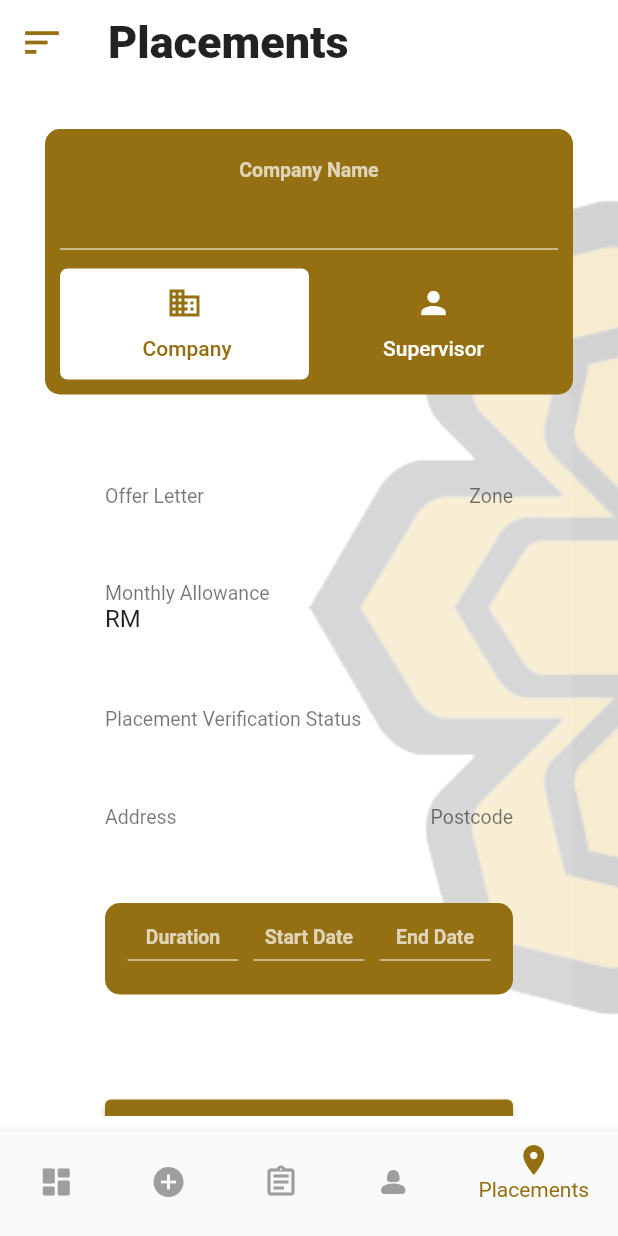
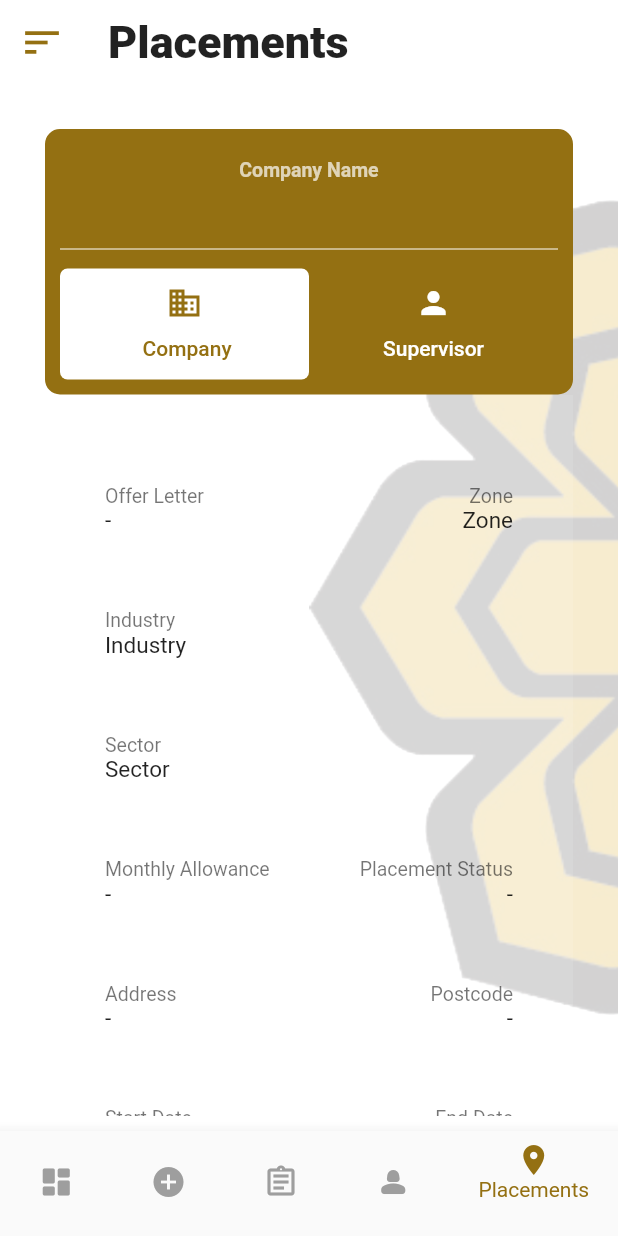
Before and after one commit to KhadijahArizal/Student, a Flutter app: the Placements screen opened by its route, on a phone screen of 412 x 824 dp. Run offline on Flutter 3.47's test engine with Material 2 defaults, Android fonts, the phone set to English and light mode, and no system bars; our stand-ins replace file_picker; missing offline and left inert: country_flags; Roboto replaces fonts that are missing (Futura).

Commit message:
company.dart

```diff
--- a/lib/LayerTwo/Tab/company.dart
+++ b/lib/LayerTwo/Tab/company.dart
@@ -1,154 +1,167 @@
 import 'package:flutter/material.dart';
 import 'package:student/LayerTwo/Tab/edit/companyForm.dart';
 
-class Company extends StatelessWidget {
+class Company extends StatefulWidget {
+  const Company({
+    Key? key,
+    this.company,
+    this.letter,
+    this.zone,
+    this.monthlyA,
+    this.status,
+    this.address,
+    this.postcode,
+    this.duration,
+    this.start,
+    this.end,
+  }) : super(key: key);
+
+  final String? company,letter,zone,monthlyA,status,address,postcode,duration,start,end;
+
+  @override
+  _CompanyState createState() => _CompanyState();
+}
+
+class _CompanyState extends State<Company> {
+  late TextEditingController company =
+      TextEditingController(text: widget.company ?? '-');
+  late TextEditingController letter =
+      TextEditingController(text: widget.letter ?? '-');
+  late TextEditingController zone =
+      TextEditingController(text: widget.zone ?? '-');
+  late TextEditingController monthlyA =
+      TextEditingController(text: widget.monthlyA ?? '-');
+  late TextEditingController status =
+      TextEditingController(text: widget.status ?? '-');
+  late TextEditingController address =
+      TextEditingController(text: widget.address ?? '-');
+  late TextEditingController postcode =
+      TextEditingController(text: widget.postcode ?? '-');
+  late TextEditingController duration =
+      TextEditingController(text: widget.duration ?? '-');
+  late TextEditingController start =
+      TextEditingController(text: widget.status ?? '-');
+  late TextEditingController end =
+      TextEditingController(text: widget.status ?? '-');
+
+  @override
+  void initState() {
+    super.initState();
+    company = TextEditingController(text: widget.company ?? '-');
+    letter = TextEditingController(text: widget.letter ?? '-');
+    zone = TextEditingController(text: widget.zone ?? '-');
+    monthlyA = TextEditingController(text: widget.monthlyA ?? '-');
+    status = TextEditingController(text: widget.monthlyA ?? '-');
+    address = TextEditingController(text: widget.address ?? '-');
+    postcode = TextEditingController(text: widget.postcode ?? '-');
+    duration = TextEditingController(text: widget.duration ?? '-');
+    start = TextEditingController(text: widget.start ?? '-');
+    end = TextEditingController(text: widget.end ?? '-');
+  }
+
+  Widget _buildDetail(String label, String value) {
+    return Column(
+      crossAxisAlignment: CrossAxisAlignment.start,
+      children: [
+        Text(
+          label,
+          style: const TextStyle(fontSize: 13, color: Colors.black54),
+        ),
+        Text(
+          value,
+          style: const TextStyle(fontSize: 15, color: Colors.black87),
+        ),
+        const SizedBox(height: 50),
+      ],
+    );
+  }
+
+  Widget _buildDetail2(String label, String value) {
+    return Column(
+      crossAxisAlignment: CrossAxisAlignment.end,
+      children: [
+        Text(
+          label,
+          style: const TextStyle(fontSize: 13, color: Colors.black54),
+        ),
+        Text(
+          value,
+          style: const TextStyle(fontSize: 15, color: Colors.black87),
+        ),
+        const SizedBox(height: 50),
+      ],
+    );
+  }
+
   @override
   Widget build(BuildContext context) {
     return SingleChildScrollView(
       child: Container(
         color: Colors.white.withOpacity(0.1),
+        alignment: Alignment.bottomCenter,
         padding: const EdgeInsets.all(40),
         child: Column(
           crossAxisAlignment: CrossAxisAlignment.start,
           children: [
             const SizedBox(height: 20),
-            const Row(
-              mainAxisAlignment: MainAxisAlignment.spaceBetween,
-              children: [
-                Text(
-                  'Offer Letter',
-                  style: TextStyle(fontSize: 13, color: Colors.black54),
-                ),
-                Text(
-                  'Zone',
-                  style: TextStyle(fontSize: 13, color: Colors.black54),
-                ),
-              ],
-            ),
-            const SizedBox(height: 50),
-            const Text(
-              'Monthly Allowance',
-              style: TextStyle(fontSize: 13, color: Colors.black54),
-            ),
-            const Text('RM', style: TextStyle(fontSize: 16)),
-            const SizedBox(height: 50),
-            const Text(
-              'Placement Verification Status',
-              style: TextStyle(fontSize: 13, color: Colors.black54),
-            ),
-            const SizedBox(height: 50),
-            const Row(
-              mainAxisAlignment: MainAxisAlignment.spaceBetween,
-              children: [
-                Text(
-                  'Address',
-                  style: TextStyle(fontSize: 13, color: Colors.black54),
-                ),
-                Text(
-                  'Postcode',
-                  style: TextStyle(fontSize: 13, color: Colors.black54),
-                ),
-              ],
-            ),
+            Row(mainAxisAlignment: MainAxisAlignment.spaceBetween, children: [
+              _buildDetail('Offer Letter', letter.text),
+              _buildDetail2('Zone', dropDownValueZone)
+            ]),
+            _buildDetail('Industry', dropDownValueIndustry),
+            _buildDetail('Sector', dropDownValueSector),
+            Row(mainAxisAlignment: MainAxisAlignment.spaceBetween, children: [
+              _buildDetail('Monthly Allowance', monthlyA.text),
+              _buildDetail2('Placement Status', status.text)
+            ]),
+            Row(mainAxisAlignment: MainAxisAlignment.spaceBetween, children: [
+              _buildDetail('Address', address.text),
+              _buildDetail2('Postcode', postcode.text)
+            ]),
+            Row(mainAxisAlignment: MainAxisAlignment.spaceBetween, children: [
+              _buildDetail('Start Date', start.text),
+              _buildDetail2('End Date', end.text),
+            ]),
+            _buildDetail('Duration', duration.text),
             const SizedBox(height: 50),
             Container(
-              decoration: BoxDecoration(
-                borderRadius: const BorderRadius.all(
-                  Radius.circular(10),
-                ),
-                border: Border.all(
-                  width: 10,
-                  color: const Color.fromRGBO(148, 112, 18, 1),
-                ),
-                color: const Color.fromRGBO(148, 112, 18, 1),
-              ),
-              child: Row(
-                children: [
-                  Expanded(
-                    child: Container(
-                      padding: const EdgeInsets.all(5),
-                      child: const Column(
-                        children: [
-                          Text(
-                            'Duration',
-                            style: TextStyle(
-                              color: Colors.white70,
-                              fontSize: 13,
-                              fontFamily: 'Futura',
-                              fontWeight: FontWeight.bold,
-                            ),
-                          ),
-                          Divider(
-                            color: Colors.white,
-                          ),
-                        ],
-                      ),
-                    ),
-                  ),
-                  const Divider(
-                    color: Colors.white,
-                  ),
-                  Expanded(
-                    child: Container(
-                      padding: const EdgeInsets.all(5),
-                      child: const Column(
-                        children: [
-                          Text(
-                            'Start Date',
-                            style: TextStyle(
-                              color: Colors.white70,
-                              fontSize: 13,
-                              fontFamily: 'Futura',
-                              fontWeight: FontWeight.bold,
-                            ),
-                          ),
-                          Divider(
-                            color: Colors.white,
-                          ),
-                        ],
-                      ),
-                    ),
-                  ),
-                  const Divider(
-                    color: Colors.white,
-                  ),
-                  Expanded(
-                    child: Container(
-                      padding: const EdgeInsets.all(5),
-                      child: const Column(
-                        children: [
-                          Text(
-                            'End Date',
-                            style: TextStyle(
-                              color: Colors.white70,
-                              fontSize: 13,
-                              fontFamily: 'Futura',
-                              fontWeight: FontWeight.bold,
-                            ),
-                          ),
-                          Divider(
-                            color: Colors.white,
-                          ),
-                        ],
-                      ),
-                    ),
-                  ),
-                ],
-              ),
-            ),
-            const SizedBox(height: 70),
-            Container(
-                alignment: Alignment.bottomRight,
-                child: Row(mainAxisAlignment: MainAxisAlignment.end, children: [
+                child: Row(children: [
               Expanded(
                   child: ElevatedButton.icon(
-                    onPressed: () {
-                      Navigator.push(
+                onPressed: () async {
+                  final result = await Navigator.push(
                     context,
                     MaterialPageRoute(
-                          builder: (context) => const CompanyForm(),
+                      builder: (context) => CompanyForm(
+                          initialCompany: company.text,
+                          initialIndustry: dropDownValueIndustry,
+                          initialSector: dropDownValueSector,
+                          initialZone: dropDownValueZone,
+                          initialAllowance: monthlyA.text,
+                          initialStatus: status.text,
+                          initialAddress: address.text,
+                          initialPostcode: postcode.text,
+                          initialDuration: duration.text,
+                          initialStart: start.text,
+                          initialEnd: end.text),
                     ),
                   );
+
+                  if (result != null) {
+                    setState(() {
+                      print('Result: $result');
+                      company.text = result['company'] ?? '-';
+                      dropDownValueIndustry = result['industry'] ?? '-';
+                      dropDownValueSector = result['sector'] ?? '-';
+                      dropDownValueZone = result['zone'] ?? '-';
+                      address.text = result['address'] ?? '-';
+                      postcode.text = result['postcode'] ?? '-';
+                      monthlyA.text = result['monthlyA'] ?? '-';
+                      start.text = result['start'] ?? '-';
+                      end.text = result['end'] ?? '-';
+                      duration.text = result['duration'] ?? '-';
+                    });
+                  }
                 },
                 style: ElevatedButton.styleFrom(
                   backgroundColor: const Color.fromRGBO(148, 112, 18, 1),
```
Lines whose indentation alone changed are shown as unchanged.
